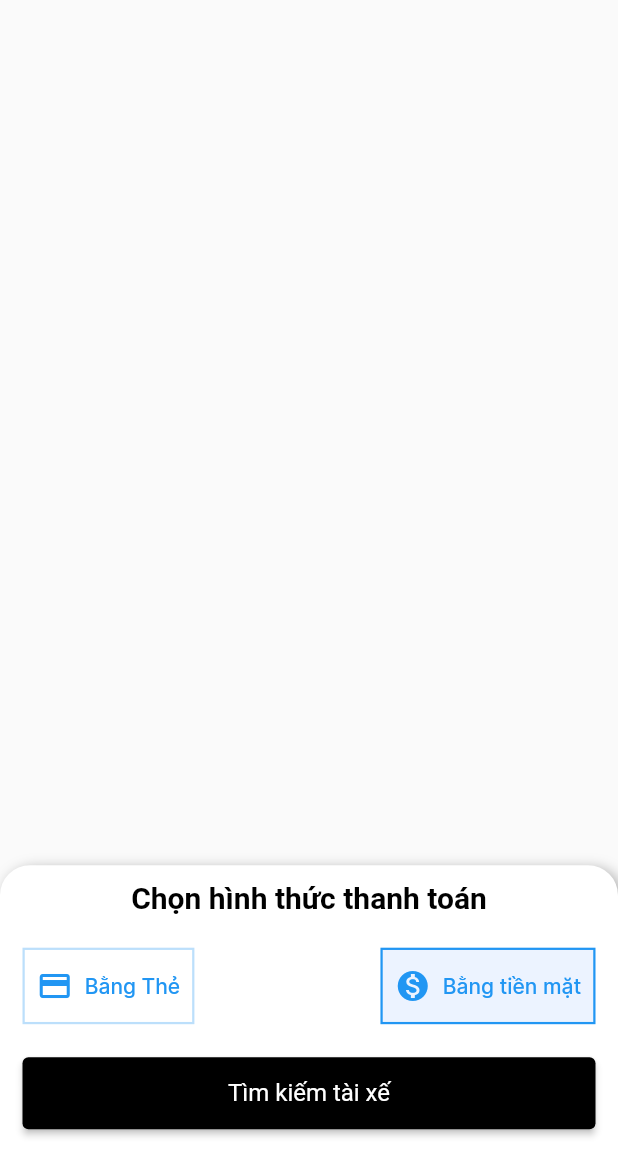
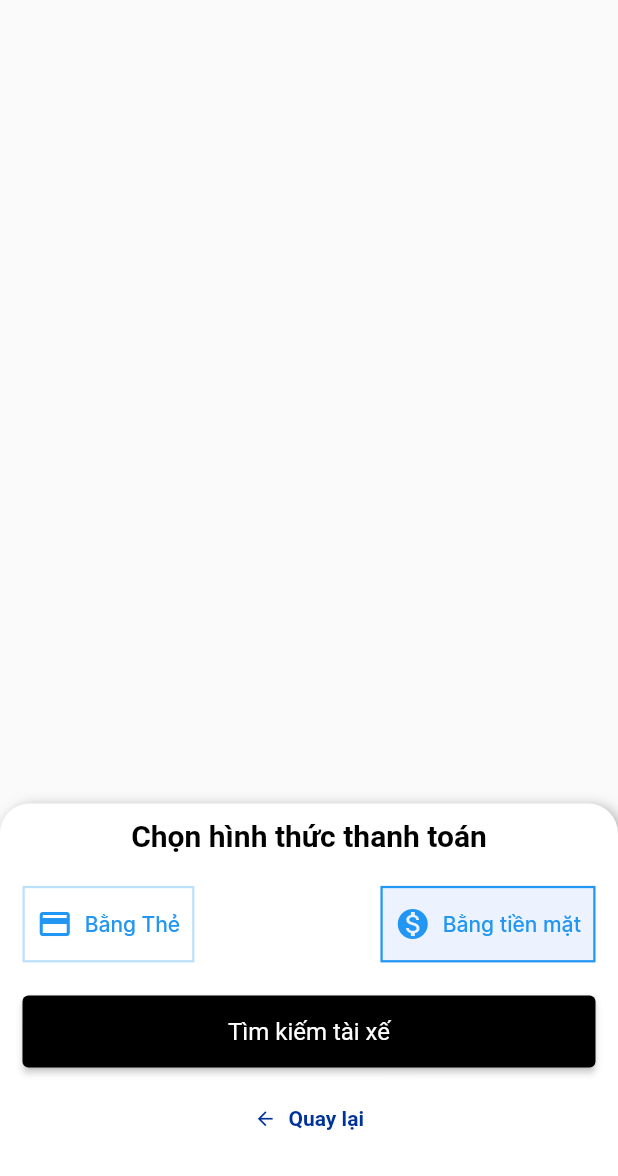
Before and after one commit to 2tech-US/2Tech-CustomerApp, a Flutter app: the PaymentMethodSelectionWidget widget shown alone on an empty page, opened directly with empty values, on a phone screen of 412 x 824 dp. Shown: the top 1176 px of the screen. Run offline on Flutter 3.47's test engine with Material 2 defaults, Android fonts, the phone set to English and light mode, and no system bars; our stand-ins replace bloc, equatable, flutter_bloc, flutter_spinkit, geolocator, google_maps_flutter and 4 more; missing offline and left inert: flutter_google_places, google_api_headers, google_maps_webservice; accounts and stored records are empty; Roboto replaces fonts that are missing (Inter-Bold, Inter-Regular, Inter-SemiBold).

Commit message:
Chore: small change

```diff
--- a/customer_app/lib/widgets/payment_method_selection/payment_method_selection.dart
+++ b/customer_app/lib/widgets/payment_method_selection/payment_method_selection.dart
@@ -1,5 +1,7 @@
+import 'package:customer_app/cubit/home/home_cubit.dart';
 import 'package:customer_app/utils/base_constant.dart';
 import 'package:flutter/material.dart';
+import 'package:flutter_bloc/flutter_bloc.dart';
 import 'package:flutter_google_places/flutter_google_places.dart';
 import 'package:flutter_spinkit/flutter_spinkit.dart';
 import 'package:google_maps_flutter/google_maps_flutter.dart';
@@ -24,8 +26,8 @@ class _PaymentMethodSelectionWidgetState
   @override
   Widget build(BuildContext context) {
     return DraggableScrollableSheet(
-        initialChildSize: 0.3,
-        minChildSize: 0.3,
+        initialChildSize: 0.35,
+        minChildSize: 0.35,
         builder: (BuildContext context, myscrollController) {
           return Container(
             decoration: BoxDecoration(
@@ -183,8 +185,8 @@ class _PaymentMethodSelectionWidgetState
                                                         "Hủy tìm kiếm",
                                                         style: BaseTextStyle
                                                             .fontFamilyRegular(
-                                                                Colors
-                                                                    .deepOrange,
+                                                                BaseColor
+                                                                    .secondary,
                                                                 16),
                                                       )),
                                                 ],
@@ -207,7 +209,16 @@ class _PaymentMethodSelectionWidgetState
                           ),
                         ),
                       ),
-                const SizedBox(height: 10)
+                const SizedBox(height: 10),
+                TextButton.icon(
+                    onPressed: () {
+                      BlocProvider.of<HomeCubit>(context).pickupSelection();
+                    },
+                    icon: const Icon(Icons.arrow_back,
+                        size: 15, color: Color.fromRGBO(0, 51, 153, 1)),
+                    label: Text("Quay lại",
+                        style: BaseTextStyle.fontFamilySemiBold(
+                            BaseColor.primary, 14)))
               ],
             ),
           );
```
